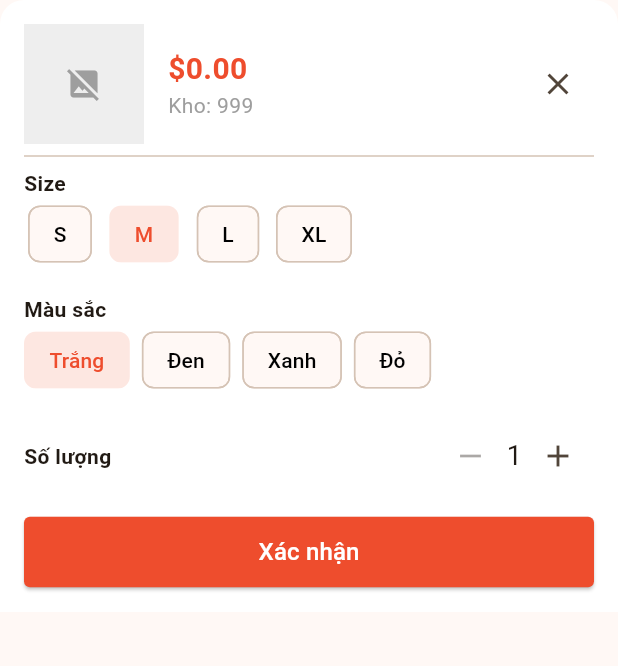
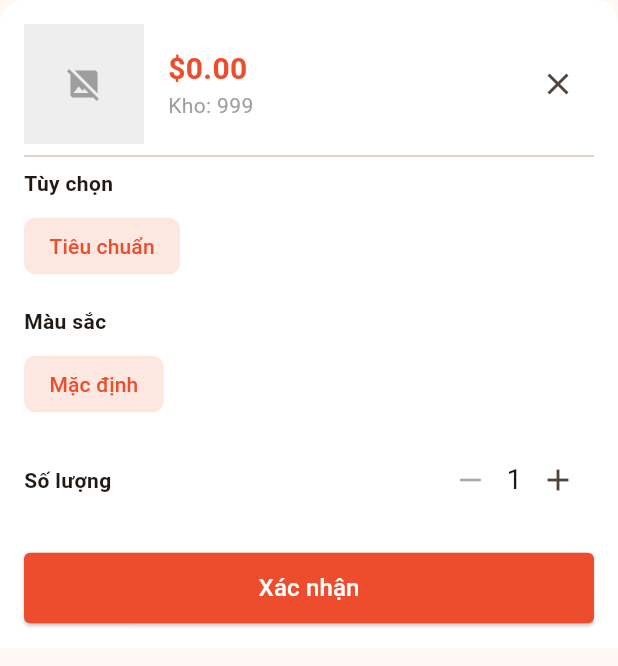
Before and after one commit to HieuNguyen243/TH4_G9, a Flutter app: the _AddToCartBottomSheet widget shown alone on an empty page, opened directly with empty values, on a phone screen of 412 x 824 dp. Shown: the top 666 px of the screen. Run offline on Flutter 3.47's test engine with Material 3 defaults, Android fonts, the phone set to English and light mode, and no system bars; network calls fail.

Commit message:
update chi tiet san pham

```diff
--- a/lib/views/detail/product_detail_screen.dart
+++ b/lib/views/detail/product_detail_screen.dart
@@ -141,12 +141,44 @@ class _AddToCartBottomSheet extends StatefulWidget {
 }
 
 class _AddToCartBottomSheetState extends State<_AddToCartBottomSheet> {
-  String selectedSize = 'M';
-  String selectedColor = 'Trắng';
+  String? selectedOption1; // Size cho quần áo, Phiên bản cho đồ điện tử
+  String? selectedOption2; // Màu sắc cho cả hai
   int quantity = 1;
 
-  final List<String> sizes = ['S', 'M', 'L', 'XL'];
-  final List<String> colors = ['Trắng', 'Đen', 'Xanh', 'Đỏ'];
+  late List<String> options1;
+  late List<String> options2;
+  late String label1;
+  late String label2;
+
+  @override
+  void initState() {
+    super.initState();
+    // Phân loại dựa trên category
+    String category = widget.product.category.toLowerCase();
+
+    if (category.contains('clothing') || category.contains('men') || category.contains('women')) {
+      // Nhóm Quần áo
+      label1 = 'Kích cỡ (Size)';
+      options1 = ['S', 'M', 'L', 'XL'];
+      label2 = 'Màu sắc';
+      options2 = ['Trắng', 'Đen', 'Xanh', 'Đỏ'];
+    } else if (category.contains('electronics')) {
+      // Nhóm Đồ điện tử
+      label1 = 'Phiên bản (Dung lượng)';
+      options1 = ['128GB', '256GB', '512GB', '1TB'];
+      label2 = 'Màu sắc thiết bị';
+      options2 = ['Bạc (Silver)', 'Xám (Space Gray)', 'Vàng (Gold)', 'Xanh'];
+    } else {
+      // Mặc định (cho các loại khác như túi xách, giày dép...)
+      label1 = 'Tùy chọn';
+      options1 = ['Tiêu chuẩn'];
+      label2 = 'Màu sắc';
+      options2 = ['Mặc định'];
+    }
+
+    selectedOption1 = options1[0];
+    selectedOption2 = options2[0];
+  }
 
   @override
   Widget build(BuildContext context) {
@@ -190,32 +222,42 @@ class _AddToCartBottomSheetState extends State<_AddToCartBottomSheet> {
             ],
           ),
           const Divider(),
-          const Text('Size', style: TextStyle(fontWeight: FontWeight.bold)),
+
+          // Lựa chọn 1 (Size hoặc Dung lượng)
+          Text(label1, style: const TextStyle(fontWeight: FontWeight.bold)),
+          const SizedBox(height: 8),
           Wrap(
             spacing: 8,
-            children: sizes.map((s) => ChoiceChip(
-              label: Text(s),
-              selected: selectedSize == s,
-              onSelected: (_) => setState(() => selectedSize = s),
+            children: options1.map((opt) => ChoiceChip(
+              label: Text(opt),
+              selected: selectedOption1 == opt,
+              onSelected: (_) => setState(() => selectedOption1 = opt),
               selectedColor: const Color(0xFFEE4D2D).withOpacity(0.1),
-              labelStyle: TextStyle(color: selectedSize == s ? const Color(0xFFEE4D2D) : Colors.black),
+              labelStyle: TextStyle(color: selectedOption1 == opt ? const Color(0xFFEE4D2D) : Colors.black),
               showCheckmark: false,
             )).toList(),
           ),
+
           const SizedBox(height: 16),
-          const Text('Màu sắc', style: TextStyle(fontWeight: FontWeight.bold)),
+
+          // Lựa chọn 2 (Màu sắc)
+          Text(label2, style: const TextStyle(fontWeight: FontWeight.bold)),
+          const SizedBox(height: 8),
           Wrap(
             spacing: 8,
-            children: colors.map((c) => ChoiceChip(
-              label: Text(c),
-              selected: selectedColor == c,
-              onSelected: (_) => setState(() => selectedColor = c),
+            children: options2.map((opt) => ChoiceChip(
+              label: Text(opt),
+              selected: selectedOption2 == opt,
+              onSelected: (_) => setState(() => selectedOption2 = opt),
               selectedColor: const Color(0xFFEE4D2D).withOpacity(0.1),
-              labelStyle: TextStyle(color: selectedColor == c ? const Color(0xFFEE4D2D) : Colors.black),
+              labelStyle: TextStyle(color: selectedOption2 == opt ? const Color(0xFFEE4D2D) : Colors.black),
               showCheckmark: false,
             )).toList(),
           ),
+
           const SizedBox(height: 16),
+
+          // Số lượng
           Row(
             mainAxisAlignment: MainAxisAlignment.spaceBetween,
             children: [
@@ -229,7 +271,9 @@ class _AddToCartBottomSheetState extends State<_AddToCartBottomSheet> {
               ),
             ],
           ),
-          const SizedBox(height: 16),
+          const SizedBox(height: 24),
+
+          // Nút xác nhận
           SizedBox(
             width: double.infinity,
             child: ElevatedButton(
@@ -243,7 +287,7 @@ class _AddToCartBottomSheetState extends State<_AddToCartBottomSheet> {
                 Navigator.pop(context);
                 ScaffoldMessenger.of(context).showSnackBar(
                   SnackBar(
-                    content: Text('Đã thêm $quantity x ${widget.product.title} vào giỏ!'),
+                    content: Text('Đã thêm $quantity x ${widget.product.title} ($selectedOption1, $selectedOption2) vào giỏ!'),
                     backgroundColor: Colors.green,
                     behavior: SnackBarBehavior.floating,
                   ),
```
